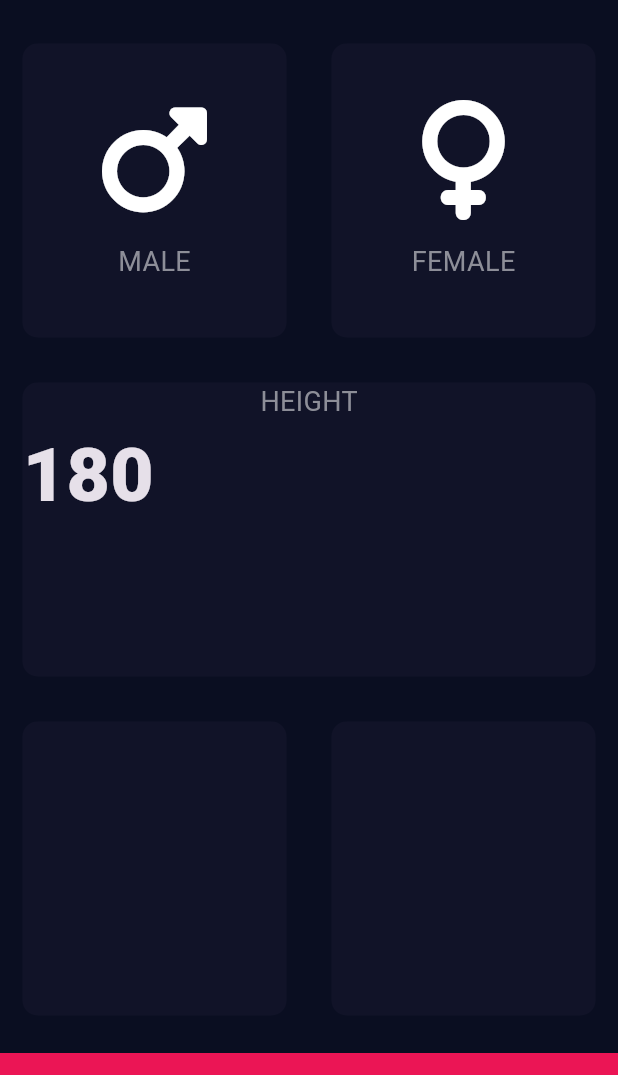
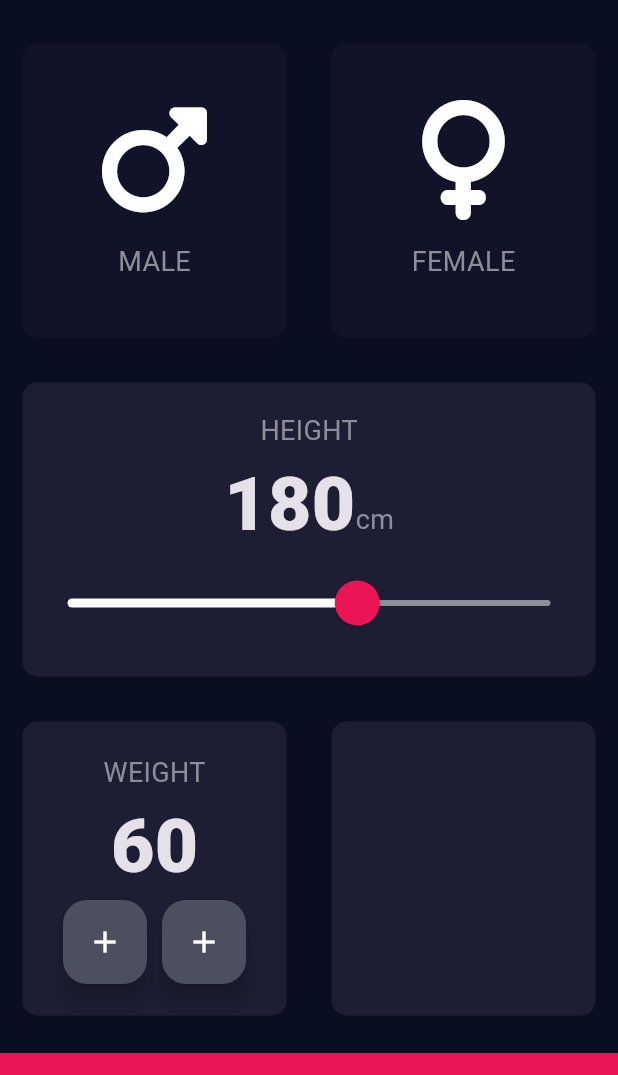
Before and after one commit to alexmortelsison/bmi_calc, a Flutter app: the screen it shows after launch, on a phone screen of 412 x 824 dp, the part 63-1138 px from its top. Run offline on Flutter 3.47's test engine with Material 3 defaults, Android fonts, the phone set to English and light mode, and no system bars; our stand-ins replace font_awesome_flutter.

Commit message:
updated UI

```diff
--- a/lib/input_page.dart
+++ b/lib/input_page.dart
@@ -15,6 +15,8 @@ class InputPage extends StatefulWidget {
 
 class _InputPageState extends State<InputPage> {
   Gender? selectedGender;
+  int height = 180;
+  int weight = 60;
 
   @override
   Widget build(BuildContext context) {
@@ -66,19 +68,49 @@ class _InputPageState extends State<InputPage> {
           Expanded(
             child: ReusableCard(
               onPress: () {},
-              colour: kInactiveCardColour,
-              cardChild: const Column(
+              colour: kActiveCardColour,
+              cardChild: Column(
+                mainAxisAlignment: MainAxisAlignment.center,
                 children: [
-                  Center(
+                  const Center(
                     child: Text(
                       "HEIGHT",
                       style: kLabelTextStyle,
                     ),
                   ),
                   Row(
+                    mainAxisAlignment: MainAxisAlignment.center,
+                    crossAxisAlignment: CrossAxisAlignment.baseline,
+                    textBaseline: TextBaseline.alphabetic,
                     children: [
-                      Text("180", style: kNumberTextStyle),
+                      Text(height.toString(), style: kNumberTextStyle),
+                      const Text(
+                        "cm",
+                        style: kLabelTextStyle,
+                      )
                     ],
+                  ),
+                  SliderTheme(
+                    data: SliderTheme.of(context).copyWith(
+                      inactiveTrackColor: const Color(0xFF8D8E98),
+                      activeTrackColor: Colors.white,
+                      thumbColor: const Color(0xFFEB1555),
+                      overlayColor: const Color(0x29EB1555),
+                      thumbShape:
+                          const RoundSliderThumbShape(enabledThumbRadius: 15.0),
+                      overlayShape:
+                          const RoundSliderOverlayShape(overlayRadius: 30.0),
+                    ),
+                    child: Slider(
+                      value: height.toDouble(),
+                      min: 120,
+                      max: 220,
+                      onChanged: (double newValue) {
+                        setState(() {
+                          height = newValue.round();
+                        });
+                      },
+                    ),
                   )
                 ],
               ),
@@ -90,14 +122,50 @@ class _InputPageState extends State<InputPage> {
                 Expanded(
                   child: ReusableCard(
                     onPress: () {},
-                    colour: kInactiveCardColour,
-                    cardChild: const Column(),
+                    colour: kActiveCardColour,
+                    cardChild: Column(
+                      mainAxisAlignment: MainAxisAlignment.center,
+                      children: [
+                        const Text(
+                          "WEIGHT",
+                          style: kLabelTextStyle,
+                        ),
+                        Text(
+                          weight.toString(),
+                          style: kNumberTextStyle,
+                        ),
+                        Row(
+                          mainAxisAlignment: MainAxisAlignment.center,
+                          children: [
+                            FloatingActionButton(
+                              backgroundColor: const Color(0xFF4C4F5E),
+                              onPressed: () {},
+                              child: const Icon(
+                                Icons.add,
+                                color: Colors.white,
+                              ),
+                            ),
+                            const SizedBox(
+                              width: 10,
+                            ),
+                            FloatingActionButton(
+                              backgroundColor: const Color(0xFF4C4F5E),
+                              onPressed: () {},
+                              child: const Icon(
+                                Icons.add,
+                                color: Colors.white,
+                              ),
+                            ),
+                          ],
+                        )
+                      ],
+                    ),
                   ),
                 ),
                 Expanded(
                   child: ReusableCard(
                     onPress: () {},
-                    colour: kInactiveCardColour,
+                    colour: kActiveCardColour,
                     cardChild: const Column(),
                   ),
                 ),
```
